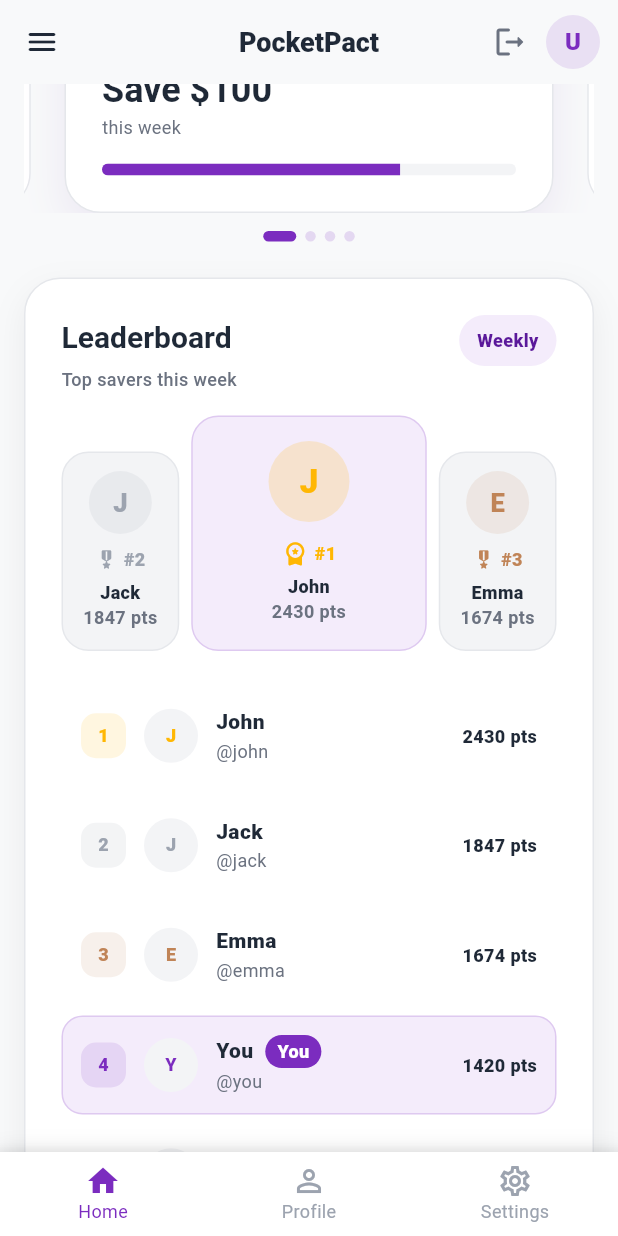
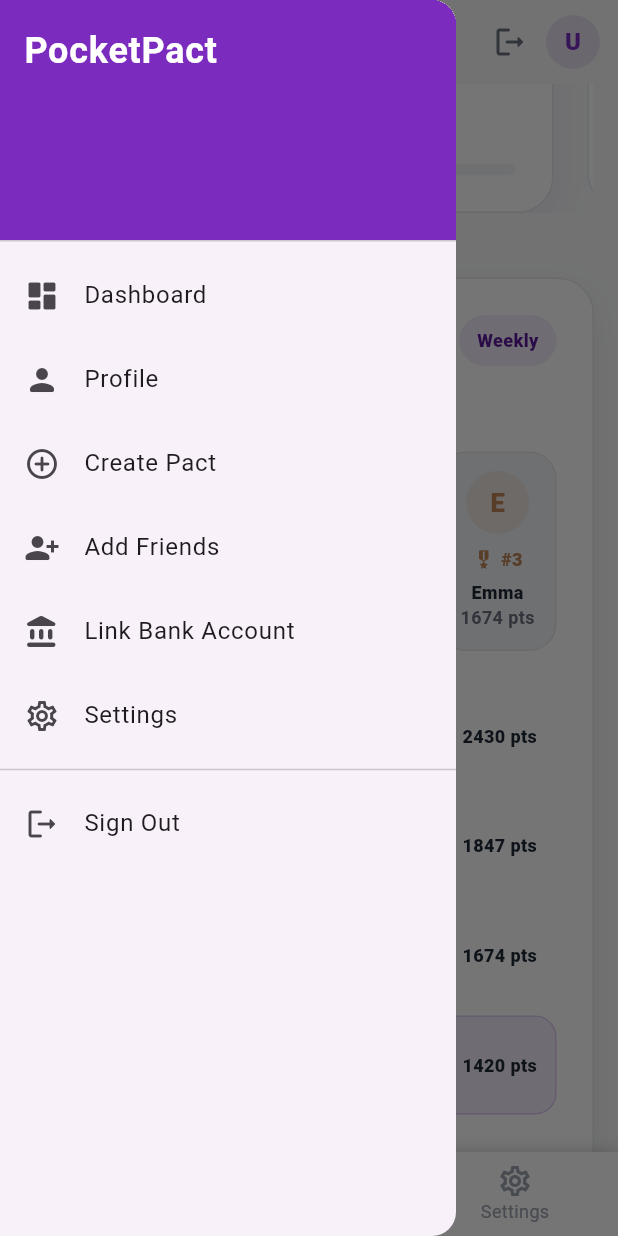
Before and after one commit to vishnusb18/PocketPact, a Flutter app: the DashboardScreen screen opened by its route, scrolled down 576 dp, after a tap on the "menu" icon, on a phone screen of 412 x 824 dp. Run offline on Flutter 3.47's test engine with Material 3 defaults, Android fonts, the phone set to English and light mode, and no system bars; our stand-ins replace cloud_firestore, firebase_auth, firebase_core, flutter_secure_storage, table_calendar; missing offline and left inert: plaid_flutter; accounts and stored records are empty.

```diff
--- a/lib/screens/dashboard_screen.dart
+++ b/lib/screens/dashboard_screen.dart
@@ -82,6 +82,7 @@
 }
 
 class _DashboardScreenState extends State<DashboardScreen> {
+  final _scaffoldKey = GlobalKey<ScaffoldState>();
   late final PactyMessage _message;
 
   @override
@@ -125,12 +126,84 @@
     final initial = _userInitial(currentUser?.email);
 
     return Scaffold(
+      key: _scaffoldKey,
       backgroundColor: AppColors.backgroundLight,
+      drawer: Drawer(
+        child: ListView(
+          padding: EdgeInsets.zero,
+          children: [
+            const DrawerHeader(
+              decoration: BoxDecoration(color: AppColors.primaryPurple),
+              child: Text(
+                'PocketPact',
+                style: TextStyle(color: Colors.white, fontSize: 24, fontWeight: FontWeight.bold),
+              ),
+            ),
+            ListTile(
+              leading: const Icon(Icons.dashboard_rounded),
+              title: const Text('Dashboard'),
+              onTap: () {
+                Navigator.pop(context);
+                Navigator.pushReplacementNamed(context, '/dashboard');
+              },
+            ),
+            ListTile(
+              leading: const Icon(Icons.person_rounded),
+              title: const Text('Profile'),
+              onTap: () {
+                Navigator.pop(context);
+                Navigator.pushNamed(context, '/profile');
+              },
+            ),
+            ListTile(
+              leading: const Icon(Icons.add_circle_outline_rounded),
+              title: const Text('Create Pact'),
+              onTap: () {
+                Navigator.pop(context);
+                Navigator.pushNamed(context, '/create-pact');
+              },
+            ),
+            ListTile(
+              leading: const Icon(Icons.person_add_alt_1_rounded),
+              title: const Text('Add Friends'),
+              onTap: () {
+                Navigator.pop(context);
+                Navigator.pushNamed(context, '/add-friends');
+              },
+            ),
+            ListTile(
+              leading: const Icon(Icons.account_balance_rounded),
+              title: const Text('Link Bank Account'),
+              onTap: () {
+                Navigator.pop(context);
+                Navigator.pushNamed(context, '/link-bank-account');
+              },
+            ),
+            ListTile(
+              leading: const Icon(Icons.settings_outlined),
+              title: const Text('Settings'),
+              onTap: () {
+                Navigator.pop(context);
+                Navigator.pushNamed(context, '/settings');
+              },
+            ),
+            const Divider(),
+            ListTile(
+              leading: const Icon(Icons.logout_rounded),
+              title: const Text('Sign Out'),
+              onTap: () {
+                Navigator.pop(context);
+                _handleSignOut(context);
+              },
+            ),
+          ],
+        ),
+      ),
       appBar: AppBar(
         title: const Text('PocketPact'),
         leading: IconButton(
           icon: const Icon(Icons.menu_rounded),
-          onPressed: () {},
+          onPressed: () => _scaffoldKey.currentState?.openDrawer(),
         ),
         actions: [
           IconButton(
```
Also changed, not shown: lib/screens/auth_screen.dart (+14 -1 lines), lib/screens/profile_screen.dart (+13 -0 lines).
